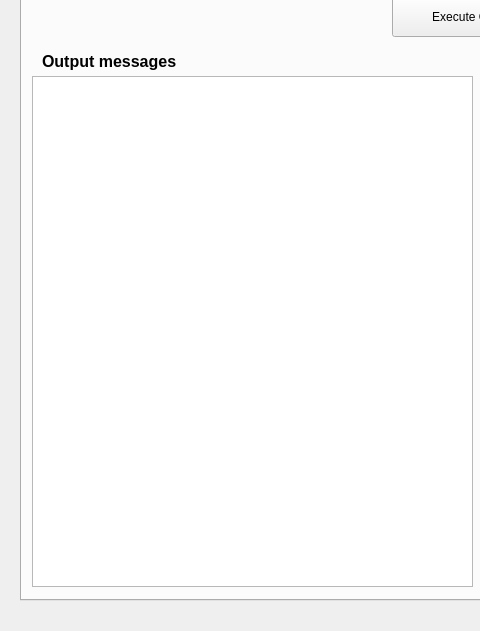
The window that src/app/csfwindow.ui (tahya-deddah/Local_EACSF) describes before a commit, drawn with Qt 5; both pictures show x 0 to 480 and y 89 to 720 of the 994 by 720 pixel window.
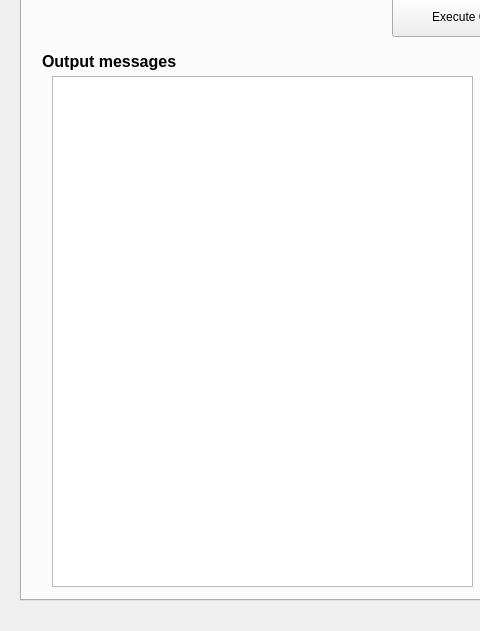
The same window after the commit. The open tabs and pages were chosen to show the change.

What changed in the file:
```diff
--- a/src/app/csfwindow.ui
+++ b/src/app/csfwindow.ui
@@ -1202,16 +1202,6 @@
        <string>Execute One Case</string>
       </property>
      </widget>
-     <widget class="QTextBrowser" name="output">
-      <property name="geometry">
-       <rect>
-        <x>10</x>
-        <y>120</y>
-        <width>441</width>
-        <height>511</height>
-       </rect>
-      </property>
-     </widget>
      <widget class="QTextBrowser" name="error">
       <property name="geometry">
        <rect>
@@ -1248,6 +1238,22 @@
        <string>&lt;html&gt;&lt;head/&gt;&lt;body&gt;&lt;p&gt;&lt;span style=&quot; font-size:12pt; font-weight:600;&quot;&gt;Errors&lt;/span&gt;&lt;/p&gt;&lt;/body&gt;&lt;/html&gt;</string>
       </property>
      </widget>
+     <widget class="QTextBrowser" name="output">
+      <property name="geometry">
+       <rect>
+        <x>30</x>
+        <y>120</y>
+        <width>421</width>
+        <height>511</height>
+       </rect>
+      </property>
+      <property name="tabStopWidth">
+       <number>200</number>
+      </property>
+      <property name="acceptRichText">
+       <bool>true</bool>
+      </property>
+     </widget>
     </widget>
     <widget class="QWidget" name="tab_QC">
      <attribute name="title">
```
Left out of the diff: 10 changed lines with no effect on the pictures.
